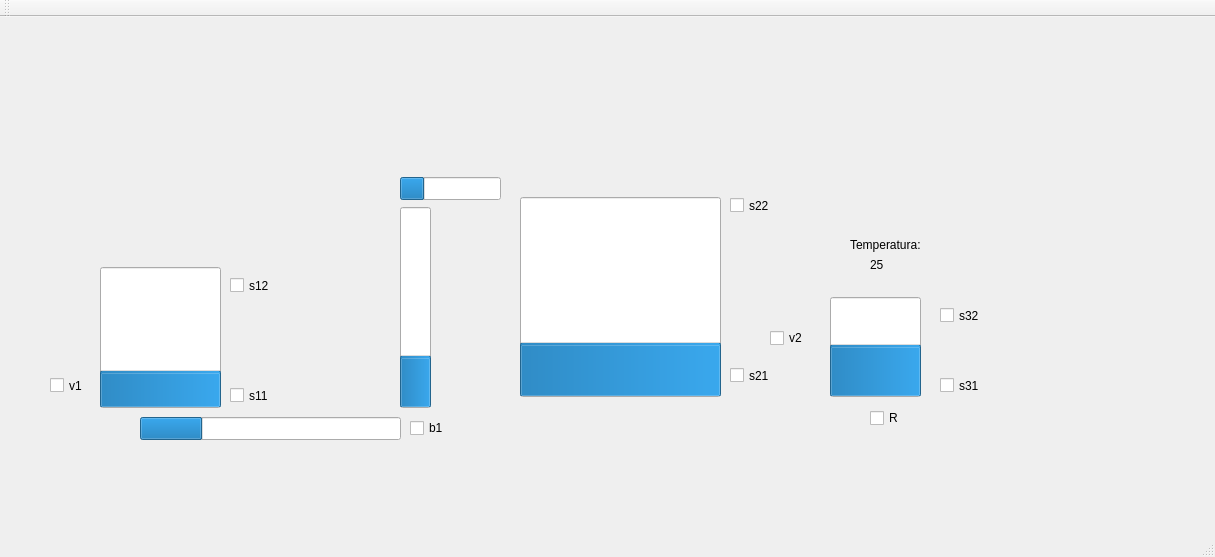
The window that Automacao Predial/Qt_gui/pp_gui/mainwindow.ui (lucas-medeiros/Automacao-Predial) describes before a commit, drawn with Qt 5.
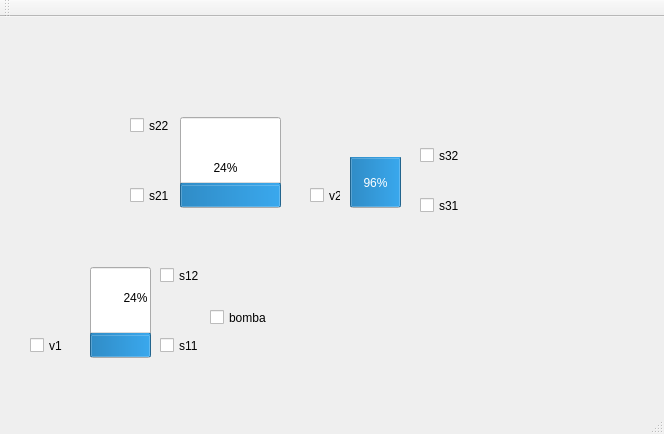
The same window after the commit.

```diff
--- a/Automacao Predial/Qt_gui/pp_gui/mainwindow.ui
+++ b/Automacao Predial/Qt_gui/pp_gui/mainwindow.ui
@@ -6,8 +6,8 @@
    <rect>
     <x>0</x>
     <y>0</y>
-    <width>1215</width>
-    <height>557</height>
+    <width>664</width>
+    <height>434</height>
    </rect>
   </property>
   <property name="windowTitle">
@@ -17,8 +17,8 @@
    <widget class="QCheckBox" name="checkBox_v1">
     <property name="geometry">
      <rect>
-      <x>50</x>
-      <y>360</y>
+      <x>30</x>
+      <y>320</y>
       <width>70</width>
       <height>17</height>
      </rect>
@@ -30,8 +30,8 @@
    <widget class="QCheckBox" name="checkBox_s12">
     <property name="geometry">
      <rect>
-      <x>230</x>
-      <y>260</y>
+      <x>160</x>
+      <y>250</y>
       <width>70</width>
       <height>17</height>
      </rect>
@@ -43,8 +43,8 @@
    <widget class="QCheckBox" name="checkBox_s11">
     <property name="geometry">
      <rect>
-      <x>230</x>
-      <y>370</y>
+      <x>160</x>
+      <y>320</y>
       <width>70</width>
       <height>17</height>
      </rect>
@@ -56,113 +56,30 @@
    <widget class="QProgressBar" name="progressBar_tanque1">
     <property name="geometry">
      <rect>
-      <x>100</x>
+      <x>90</x>
       <y>250</y>
-      <width>121</width>
-      <height>141</height>
+      <width>61</width>
+      <height>91</height>
      </rect>
     </property>
     <property name="value">
      <number>24</number>
     </property>
-    <property name="textVisible">
-     <bool>false</bool>
-    </property>
     <property name="orientation">
      <enum>Qt::Vertical</enum>
     </property>
    </widget>
-   <widget class="QProgressBar" name="progressBar_cano1">
-    <property name="geometry">
-     <rect>
-      <x>140</x>
-      <y>400</y>
-      <width>261</width>
-      <height>23</height>
-     </rect>
-    </property>
-    <property name="value">
-     <number>24</number>
-    </property>
-    <property name="textVisible">
-     <bool>false</bool>
-    </property>
-   </widget>
-   <widget class="QCheckBox" name="checkBox_b1">
-    <property name="geometry">
-     <rect>
-      <x>410</x>
-      <y>400</y>
-      <width>83</width>
-      <height>22</height>
-     </rect>
-    </property>
-    <property name="text">
-     <string>b1</string>
-    </property>
-   </widget>
-   <widget class="QProgressBar" name="progressBar_cano2">
-    <property name="geometry">
-     <rect>
-      <x>400</x>
-      <y>190</y>
-      <width>31</width>
-      <height>201</height>
-     </rect>
-    </property>
-    <property name="value">
-     <number>24</number>
-    </property>
-    <property name="textVisible">
-     <bool>false</bool>
-    </property>
-    <property name="orientation">
-     <enum>Qt::Vertical</enum>
-    </property>
-   </widget>
-   <widget class="QProgressBar" name="progressBar_cano3">
-    <property name="geometry">
-     <rect>
-      <x>400</x>
-      <y>160</y>
-      <width>101</width>
-      <height>23</height>
-     </rect>
-    </property>
-    <property name="value">
-     <number>24</number>
-    </property>
-    <property name="textVisible">
-     <bool>false</bool>
-    </property>
-   </widget>
-   <widget class="QCheckBox" name="checkBox_s21">
-    <property name="geometry">
-     <rect>
-      <x>730</x>
-      <y>350</y>
-      <width>70</width>
-      <height>17</height>
-     </rect>
-    </property>
-    <property name="text">
-     <string>s21</string>
-    </property>
-   </widget>
    <widget class="QProgressBar" name="progressBar_tanque2">
     <property name="geometry">
      <rect>
-      <x>520</x>
-      <y>180</y>
-      <width>201</width>
-      <height>200</height>
+      <x>180</x>
+      <y>100</y>
+      <width>101</width>
+      <height>91</height>
      </rect>
     </property>
     <property name="value">
-     <number>25</number>
-    </property>
-    <property name="textVisible">
-     <bool>false</bool>
+     <number>24</number>
     </property>
     <property name="orientation">
      <enum>Qt::Vertical</enum>
@@ -171,8 +88,8 @@
    <widget class="QCheckBox" name="checkBox_s22">
     <property name="geometry">
      <rect>
-      <x>730</x>
-      <y>180</y>
+      <x>130</x>
+      <y>100</y>
       <width>70</width>
       <height>17</height>
      </rect>
@@ -181,130 +98,88 @@
      <string>s22</string>
     </property>
    </widget>
+   <widget class="QCheckBox" name="checkBox_s21">
+    <property name="geometry">
+     <rect>
+      <x>130</x>
+      <y>170</y>
+      <width>70</width>
+      <height>17</height>
+     </rect>
+    </property>
+    <property name="text">
+     <string>s21</string>
+    </property>
+   </widget>
+   <widget class="QCheckBox" name="checkBox_bomba">
+    <property name="geometry">
+     <rect>
+      <x>210</x>
+      <y>290</y>
+      <width>70</width>
+      <height>21</height>
+     </rect>
+    </property>
+    <property name="text">
+     <string>bomba</string>
+    </property>
+   </widget>
    <widget class="QProgressBar" name="progressBar_tanque3">
     <property name="geometry">
      <rect>
-      <x>830</x>
-      <y>280</y>
-      <width>91</width>
-      <height>100</height>
+      <x>350</x>
+      <y>140</y>
+      <width>51</width>
+      <height>51</height>
      </rect>
     </property>
     <property name="maximum">
      <number>25</number>
     </property>
     <property name="value">
-     <number>12</number>
-    </property>
-    <property name="textVisible">
-     <bool>false</bool>
+     <number>24</number>
     </property>
     <property name="orientation">
      <enum>Qt::Vertical</enum>
     </property>
    </widget>
-   <widget class="QCheckBox" name="checkBox_s32">
-    <property name="geometry">
-     <rect>
-      <x>940</x>
-      <y>290</y>
-      <width>70</width>
-      <height>17</height>
-     </rect>
-    </property>
-    <property name="text">
-     <string>s32</string>
-    </property>
-   </widget>
-   <widget class="QCheckBox" name="checkBox_s31">
-    <property name="geometry">
-     <rect>
-      <x>940</x>
-      <y>360</y>
-      <width>70</width>
-      <height>17</height>
-     </rect>
-    </property>
-    <property name="text">
-     <string>s31</string>
-    </property>
-   </widget>
    <widget class="QCheckBox" name="checkBox_v2">
     <property name="geometry">
      <rect>
-      <x>770</x>
-      <y>310</y>
-      <width>83</width>
-      <height>22</height>
+      <x>310</x>
+      <y>170</y>
+      <width>31</width>
+      <height>17</height>
      </rect>
     </property>
     <property name="text">
      <string>v2</string>
     </property>
    </widget>
-   <widget class="QCheckBox" name="checkBox_r1">
+   <widget class="QCheckBox" name="checkBox_s31">
     <property name="geometry">
      <rect>
-      <x>870</x>
-      <y>390</y>
-      <width>83</width>
-      <height>22</height>
+      <x>420</x>
+      <y>180</y>
+      <width>70</width>
+      <height>17</height>
      </rect>
     </property>
     <property name="text">
-     <string>R</string>
+     <string>s31</string>
     </property>
    </widget>
-   <widget class="QLabel" name="label_temperatura">
+   <widget class="QCheckBox" name="checkBox_s32">
     <property name="geometry">
      <rect>
-      <x>870</x>
-      <y>240</y>
-      <width>55</width>
-      <height>16</height>
+      <x>420</x>
+      <y>130</y>
+      <width>70</width>
+      <height>17</height>
      </rect>
     </property>
     <property name="text">
-     <string>25</string>
-    </property>
-   </widget>
-   <widget class="QLabel" name="label_text">
-    <property name="geometry">
-     <rect>
-      <x>850</x>
-      <y>220</y>
-      <width>81</width>
-      <height>16</height>
-     </rect>
-    </property>
-    <property name="text">
-     <string>Temperatura:</string>
-    </property>
-   </widget>
-   <widget class="QLabel" name="label_niveltanque2">
-    <property name="geometry">
-     <rect>
-      <x>590</x>
-      <y>90</y>
-      <width>47</width>
-      <height>13</height>
-     </rect>
-    </property>
-    <property name="text">
-     <string/>
-    </property>
-   </widget>
-   <widget class="QLabel" name="label_niveltanque3">
-    <property name="geometry">
-     <rect>
-      <x>860</x>
-      <y>150</y>
-      <width>47</width>
-      <height>13</height>
-     </rect>
-    </property>
-    <property name="text">
-     <string/>
+     <string>s32</string>
     </property>
    </widget>
   </widget>
```
Left out of the diff: 4 changed lines with no effect on the pictures.
